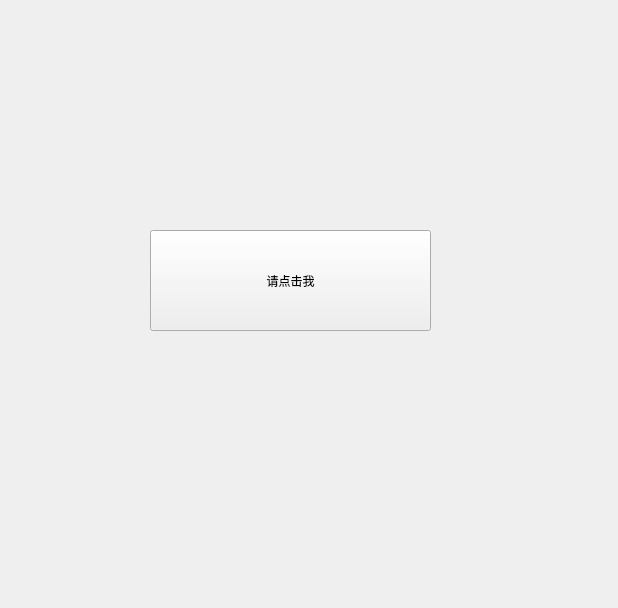
Qt form ui/draw.ui (DavidingPlus/transportation-planning) before a commit.
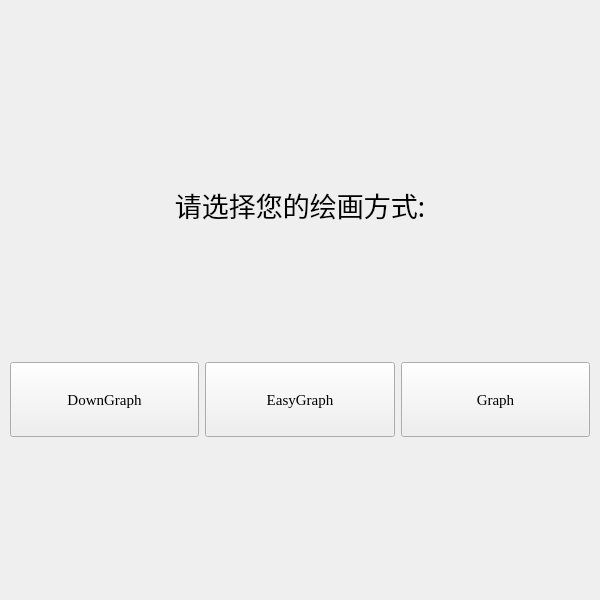
The same form after that commit.

```diff
--- a/ui/draw.ui
+++ b/ui/draw.ui
@@ -2,29 +2,128 @@
 <ui version="4.0">
  <class>Form</class>
  <widget class="QWidget" name="Form">
+  <property name="enabled">
+   <bool>true</bool>
+  </property>
   <property name="geometry">
    <rect>
     <x>0</x>
     <y>0</y>
-    <width>618</width>
-    <height>608</height>
+    <width>600</width>
+    <height>600</height>
    </rect>
   </property>
+  <property name="sizePolicy">
+   <sizepolicy hsizetype="Preferred" vsizetype="Preferred">
+    <horstretch>0</horstretch>
+    <verstretch>0</verstretch>
+   </sizepolicy>
+  </property>
+  <property name="minimumSize">
+   <size>
+    <width>600</width>
+    <height>600</height>
+   </size>
+  </property>
+  <property name="maximumSize">
+   <size>
+    <width>600</width>
+    <height>600</height>
+   </size>
+  </property>
   <property name="windowTitle">
    <string>Form</string>
   </property>
-  <widget class="QPushButton" name="Btn">
+  <widget class="QLabel" name="label">
    <property name="geometry">
     <rect>
-     <x>150</x>
-     <y>230</y>
-     <width>281</width>
-     <height>101</height>
+     <x>80</x>
+     <y>110</y>
+     <width>440</width>
+     <height>190</height>
     </rect>
    </property>
+   <property name="font">
+    <font>
+     <family>楷体</family>
+     <pointsize>20</pointsize>
+    </font>
+   </property>
    <property name="text">
-    <string>请点击我</string>
+    <string>请选择您的绘画方式:</string>
    </property>
+   <property name="alignment">
+    <set>Qt::AlignCenter</set>
+   </property>
+  </widget>
+  <widget class="QWidget" name="widget" native="true">
+   <property name="geometry">
+    <rect>
+     <x>10</x>
+     <y>300</y>
+     <width>580</width>
+     <height>200</height>
+    </rect>
+   </property>
+   <layout class="QHBoxLayout" name="horizontalLayout">
+    <item>
+     <widget class="QPushButton" name="DownGraphBtn">
+      <property name="minimumSize">
+       <size>
+        <width>0</width>
+        <height>75</height>
+       </size>
+      </property>
+      <property name="font">
+       <font>
+        <family>Times New Roman</family>
+        <pointsize>11</pointsize>
+       </font>
+      </property>
+      <property name="text">
+       <string>DownGraph</string>
+      </property>
+     </widget>
+    </item>
+    <item>
+     <widget class="QPushButton" name="EasyGraphBtn">
+      <property name="minimumSize">
+       <size>
+        <width>0</width>
+        <height>75</height>
+       </size>
+      </property>
+      <property name="font">
+       <font>
+        <family>Times New Roman</family>
+        <pointsize>11</pointsize>
+       </font>
+      </property>
+      <property name="text">
+       <string>EasyGraph</string>
+      </property>
+     </widget>
+    </item>
+    <item>
+     <widget class="QPushButton" name="GraphBtn">
+      <property name="minimumSize">
+       <size>
+        <width>0</width>
+        <height>75</height>
+       </size>
+      </property>
+      <property name="font">
+       <font>
+        <family>Times New Roman</family>
+        <pointsize>11</pointsize>
+       </font>
+      </property>
+      <property name="text">
+       <string>Graph</string>
+      </property>
+     </widget>
+    </item>
+   </layout>
   </widget>
  </widget>
  <resources/>
```
